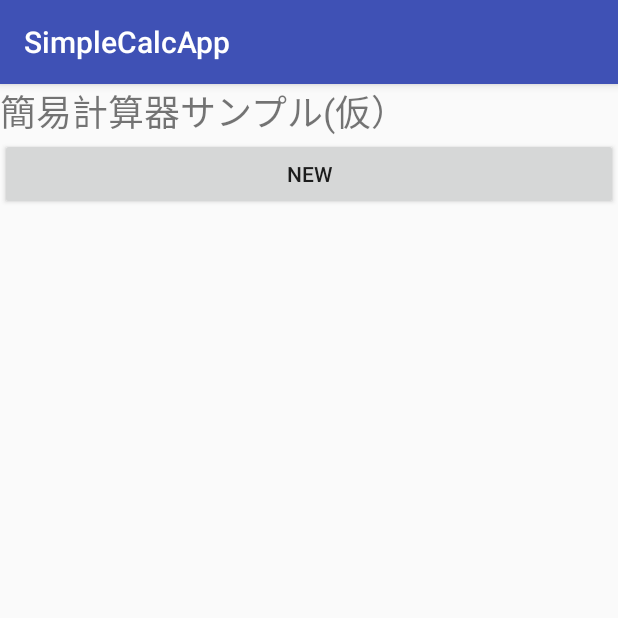
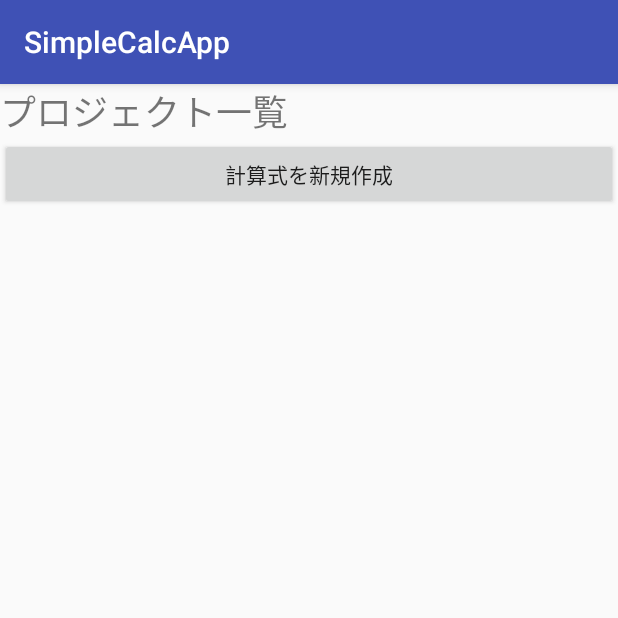
Before and after one commit to akishino25/SampleCalcApp, an Android app: the screen it shows after launch (MainActivity before the commit, ProjectsActivity after it), on a phone screen of 412 x 824 dp, the top half of it. Run offline under Robolectric (Android 15) with nearby library versions, the light colour scheme and no system bars.

Commit message:
Projectクラスを作成し、ProjectActivityからMainActivityにクラス渡し実装。 MainActivityからProjectActivityにProjectクラス戻しも実装。 TODO：戻されたProjectのプロジェクト一覧への表示

```diff
--- /dev/null
+++ b/app/src/main/java/com/example/work/simplecalcapp/ProjectsActivity.java
@@ -0,0 +1,55 @@
+package com.example.work.simplecalcapp;
+
+import android.content.Intent;
+import android.support.v7.app.AppCompatActivity;
+import android.os.Bundle;
+import android.util.Log;
+import android.view.View;
+
+import java.util.ArrayList;
+
+public class ProjectsActivity extends AppCompatActivity {
+
+    //Logcat用タグ文字列（クラス名）
+    private final static String TAG = ProjectsActivity.class.getSimpleName();
+
+    private ArrayList<Project> projectList = null;
+
+    @Override
+    protected void onCreate(Bundle savedInstanceState) {
+        super.onCreate(savedInstanceState);
+        setContentView(R.layout.activity_projects);
+
+        //プロジェクト新規作成ボタンクリックListener
+        findViewById(R.id.newProjectButton).setOnClickListener(
+                new View.OnClickListener(){
+                    @Override
+                    public void onClick(View v) {
+                        //空のProjectを作成してMainActivityに渡す
+                        Project project = new Project();
+                        Intent intent = new Intent(ProjectsActivity.this, MainActivity.class);
+                        intent.putExtra("Project", project);
+                        int requestCode = 1001;
+                        startActivityForResult(intent, requestCode);
+                    }
+                }
+        );
+    }
+
+    /**
+     * 他のActivityから処理が戻ってきた場合の処理
+     * @param requestCode
+     * @param resultCode
+     * @param data
+     */
+    @Override
+    protected void onActivityResult(int requestCode, int resultCode, Intent data) {
+        super.onActivityResult(requestCode, resultCode, data);
+
+        if(requestCode == 1001){ //プロジェクト作成の戻り処理
+            Project project = (Project) data.getSerializableExtra("Project");
+            Log.d(TAG, project.getProjectName());
+            //TODO 戻されたプロジェクトをListViewとして表示する
+        }
+    }
+}
--- /dev/null
+++ b/app/src/main/res/layout/activity_projects.xml
@@ -0,0 +1,19 @@
+<?xml version="1.0" encoding="utf-8"?>
+<LinearLayout
+    xmlns:android="http://schemas.android.com/apk/res/android"
+    android:layout_width="match_parent"
+    android:layout_height="wrap_content"
+    android:orientation="vertical">
+
+    <TextView
+        android:layout_width="match_parent"
+        android:layout_height="wrap_content"
+        android:text="@string/projectsTitle"
+        android:textSize="24dp" />
+
+    <Button
+        android:id="@+id/newProjectButton"
+        android:layout_width="match_parent"
+        android:layout_height="wrap_content"
+        android:text="@string/newButton" />
+</LinearLayout>
--- a/app/src/main/res/values/strings.xml
+++ b/app/src/main/res/values/strings.xml
@@ -1,7 +1,13 @@
 <resources>
     <string name="app_name">SimpleCalcApp</string>
+
+    <string name="projectsTitle">プロジェクト一覧</string>
+    <string name="newProjectButton">プロジェクト新規作成</string>
+
+    <string name="projectTitleHint">プロジェクト名</string>
     <string name="mainTitle">簡易計算器サンプル(仮）</string>
-    <string name="newButton">New</string>
+    <string name="newButton">計算式を新規作成</string>
+    <string name="saveButton">プロジェクトを保存</string>
 
     <string name="detailTitle">詳細画面</string>
     <string name="inputMemo">メモを入力</string>
```
Also changed, not shown: app/src/main/AndroidManifest.xml (+10 -1 lines), app/src/main/java/com/example/work/simplecalcapp/MainActivity.java (+32 -0 lines), app/src/main/java/com/example/work/simplecalcapp/Project.java (added, +30 -0 lines), app/src/main/res/layout/activity_main.xml (+27 -3 lines).
